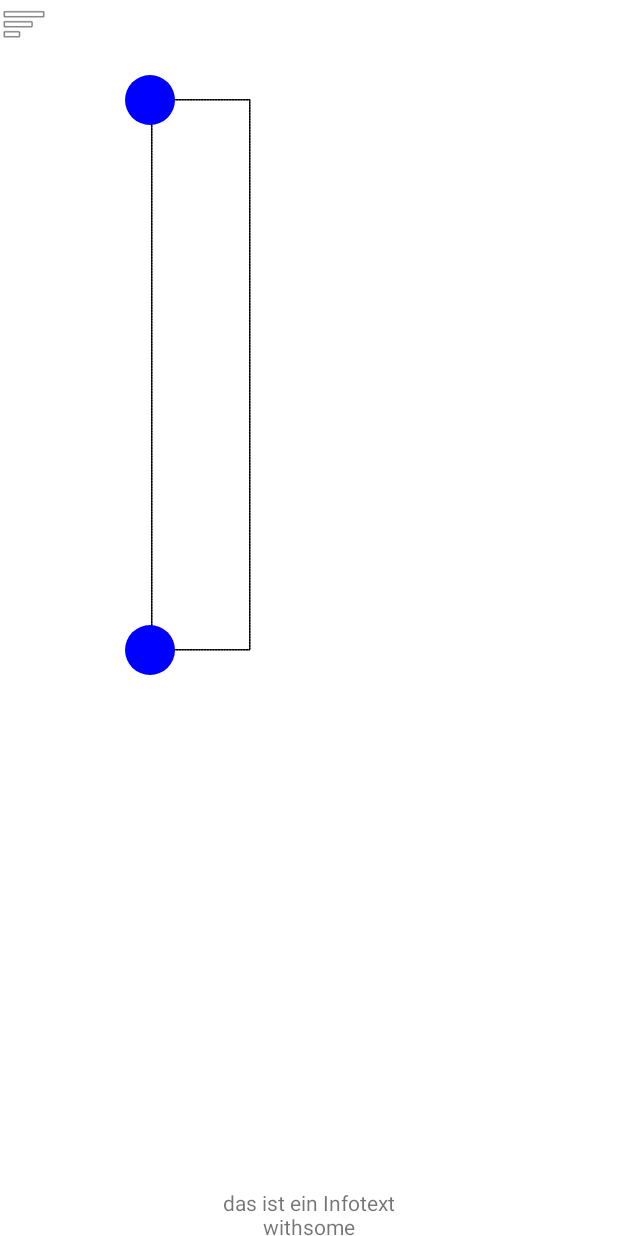
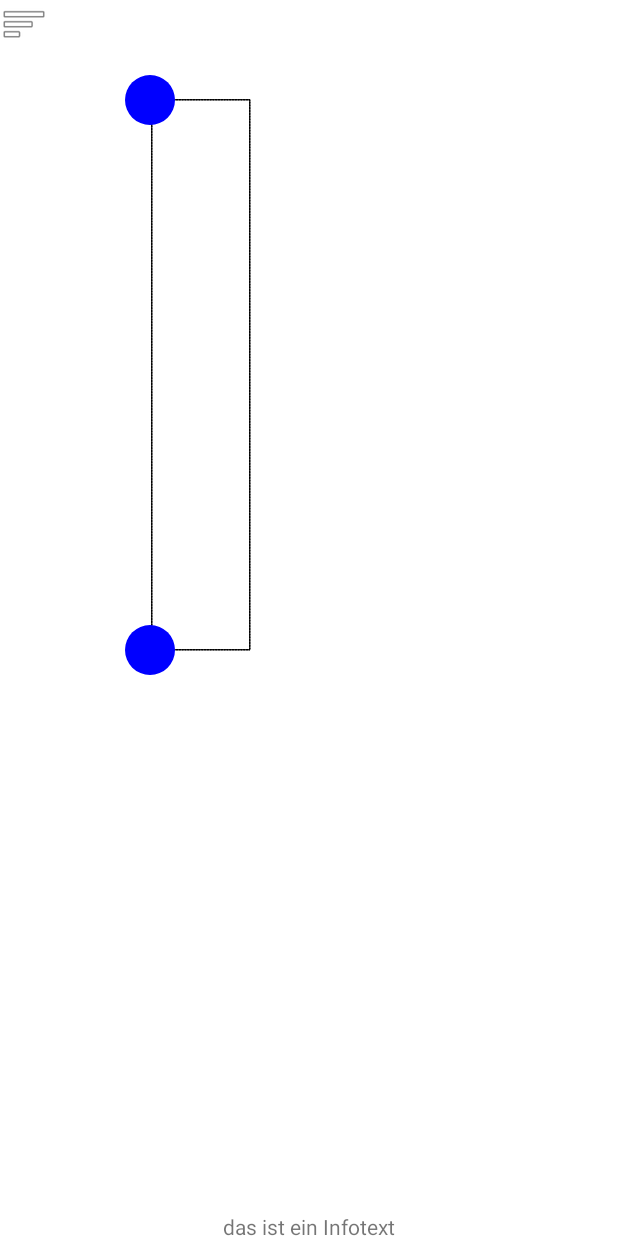
Before and after one commit to JulianSobott/NavEvent, an Android app: the screen it shows after launch (MainActivity), on a phone screen of 412 x 824 dp. Run offline under Robolectric (Android 15) with nearby library versions, the phone set to English and light mode, and no system bars; our stand-ins replace EventBus; libraries missing offline, so code that uses them is left out: org.altbeacon.beacon.

Commit message:
Adjusted the hight of the bottomsheet so only 1 line is shown

```diff
--- a/NavEvent/app/src/main/res/layout/activity_main.xml
+++ b/NavEvent/app/src/main/res/layout/activity_main.xml
@@ -27,7 +27,7 @@
 
     <fragment
         android:layout_width="match_parent"
-        android:layout_height="32dp"
+        android:layout_height="16dp"
         android:name="com.unknown.navevent.ui.BeaconInfo"
         android:id="@+id/frag"
         tools:layout="@layout/fragment_beacon_info"
```
